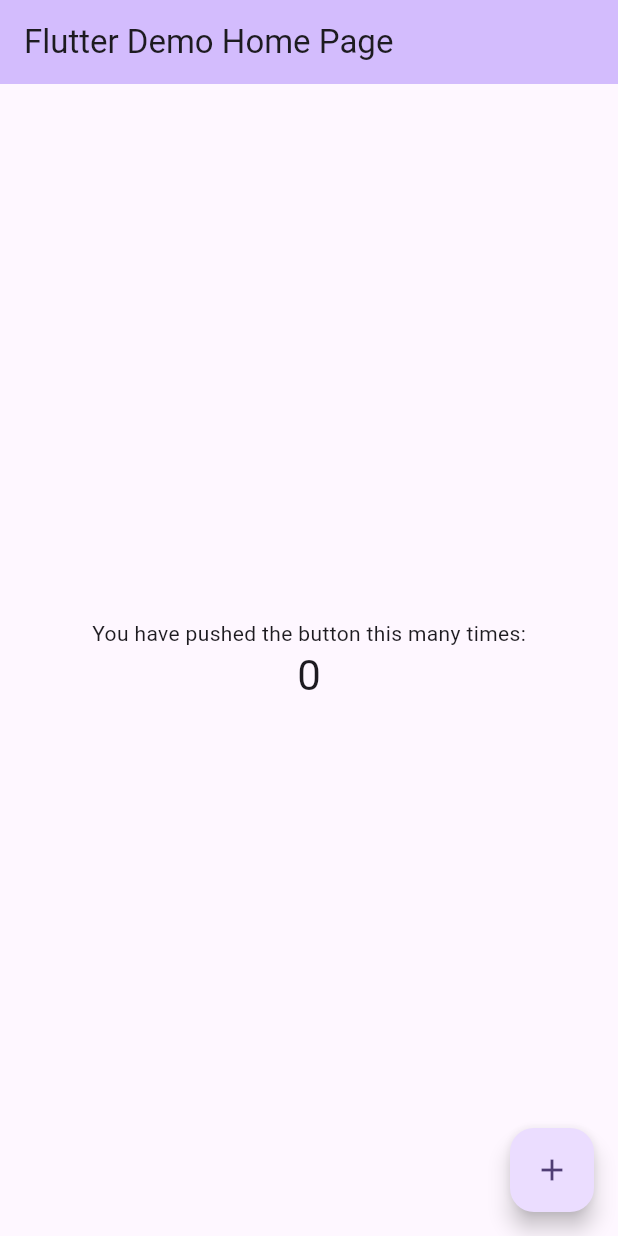
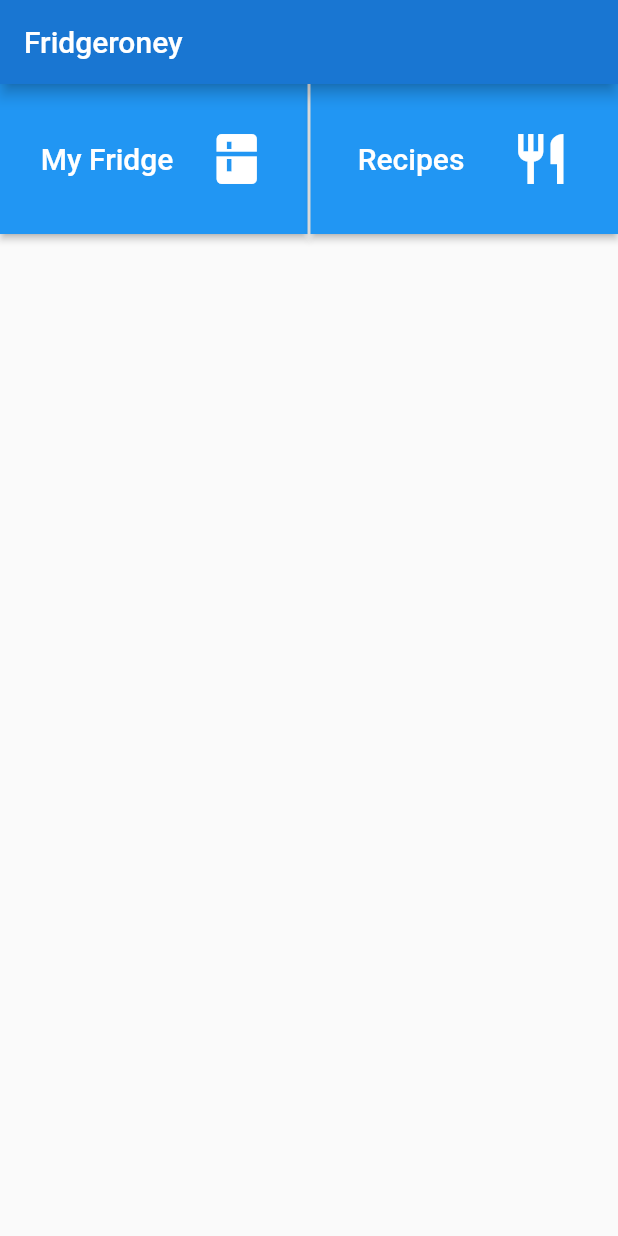
Before and after one commit to TheUnrealDev/Fridgeroney-Virtual-Fridge, a Flutter app: the screen it shows after launch, on a phone screen of 412 x 824 dp. Run offline on Flutter 3.47's test engine with Material 2 defaults, Android fonts, the light colour scheme and no system bars.

Commit message:
Started designing home page

```diff
--- a/lib/main.dart
+++ b/lib/main.dart
@@ -1,4 +1,5 @@
 import 'package:flutter/material.dart';
+import 'package:fridgeroney/pages/home_page.dart';
 
 void main() {
   runApp(const MyApp());
@@ -12,114 +13,9 @@ class MyApp extends StatelessWidget {
   Widget build(BuildContext context) {
     return MaterialApp(
       title: 'Flutter Demo',
-      theme: ThemeData(
-        // This is the theme of your application.
-        //
-        // TRY THIS: Try running your application with "flutter run". You'll see
-        // the application has a blue toolbar. Then, without quitting the app,
-        // try changing the seedColor in the colorScheme below to Colors.green
-        // and then invoke "hot reload" (save your changes or press the "hot
-        // reload" button in a Flutter-supported IDE, or press "r" if you used
-        // the command line to start the app).
-        //
-        // Notice that the counter didn't reset back to zero; the application
-        // state is not lost during the reload. To reset the state, use hot
-        // restart instead.
-        //
-        // This works for code too, not just values: Most code changes can be
-        // tested with just a hot reload.
-        colorScheme: ColorScheme.fromSeed(seedColor: Colors.deepPurple),
-        useMaterial3: true,
-      ),
-      home: const MyHomePage(title: 'Flutter Demo Home Page'),
+      debugShowCheckedModeBanner: false,
+      theme: ThemeData(primarySwatch: Colors.blue),
+      home: const HomePage(),
     );
   }
 }
-
-class MyHomePage extends StatefulWidget {
-  const MyHomePage({super.key, required this.title});
-
-  // This widget is the home page of your application. It is stateful, meaning
-  // that it has a State object (defined below) that contains fields that affect
-  // how it looks.
-
-  // This class is the configuration for the state. It holds the values (in this
-  // case the title) provided by the parent (in this case the App widget) and
-  // used by the build method of the State. Fields in a Widget subclass are
-  // always marked "final".
-
-  final String title;
-
-  @override
-  State<MyHomePage> createState() => _MyHomePageState();
-}
-
-class _MyHomePageState extends State<MyHomePage> {
-  int _counter = 0;
-
-  void _incrementCounter() {
-    setState(() {
-      // This call to setState tells the Flutter framework that something has
-      // changed in this State, which causes it to rerun the build method below
-      // so that the display can reflect the updated values. If we changed
-      // _counter without calling setState(), then the build method would not be
-      // called again, and so nothing would appear to happen.
-      _counter++;
-    });
-  }
-
-  @override
-  Widget build(BuildContext context) {
-    // This method is rerun every time setState is called, for instance as done
-    // by the _incrementCounter method above.
-    //
-    // The Flutter framework has been optimized to make rerunning build methods
-    // fast, so that you can just rebuild anything that needs updating rather
-    // than having to individually change instances of widgets.
-    return Scaffold(
-      appBar: AppBar(
-        // TRY THIS: Try changing the color here to a specific color (to
-        // Colors.amber, perhaps?) and trigger a hot reload to see the AppBar
-        // change color while the other colors stay the same.
-        backgroundColor: Theme.of(context).colorScheme.inversePrimary,
-        // Here we take the value from the MyHomePage object that was created by
-        // the App.build method, and use it to set our appbar title.
-        title: Text(widget.title),
-      ),
-      body: Center(
-        // Center is a layout widget. It takes a single child and positions it
-        // in the middle of the parent.
-        child: Column(
-          // Column is also a layout widget. It takes a list of children and
-          // arranges them vertically. By default, it sizes itself to fit its
-          // children horizontally, and tries to be as tall as its parent.
-          //
-          // Column has various properties to control how it sizes itself and
-          // how it positions its children. Here we use mainAxisAlignment to
-          // center the children vertically; the main axis here is the vertical
-          // axis because Columns are vertical (the cross axis would be
-          // horizontal).
-          //
-          // TRY THIS: Invoke "debug painting" (choose the "Toggle Debug Paint"
-          // action in the IDE, or press "p" in the console), to see the
-          // wireframe for each widget.
-          mainAxisAlignment: MainAxisAlignment.center,
-          children: <Widget>[
-            const Text(
-              'You have pushed the button this many times:',
-            ),
-            Text(
-              '$_counter',
-              style: Theme.of(context).textTheme.headlineMedium,
-            ),
-          ],
-        ),
-      ),
-      floatingActionButton: FloatingActionButton(
-        onPressed: _incrementCounter,
-        tooltip: 'Increment',
-        child: const Icon(Icons.add),
-      ), // This trailing comma makes auto-formatting nicer for build methods.
-    );
-  }
-}
--- /dev/null
+++ b/lib/pages/home_page.dart
@@ -0,0 +1,41 @@
+import 'package:flutter/material.dart';
+import 'package:fridgeroney/widgets/page_select_button.dart';
+
+class HomePage extends StatefulWidget {
+  const HomePage({super.key});
+
+  @override
+  State<HomePage> createState() => _HomePageState();
+}
+
+class _HomePageState extends State<HomePage> {
+  @override
+  Widget build(BuildContext context) {
+    return Scaffold(
+      appBar: AppBar(
+        backgroundColor: Theme.of(context).primaryColorDark,
+        title: const Text(
+          "Fridgeroney",
+          style: TextStyle(color: Colors.white),
+        ),
+      ),
+      body: const Column(children: [
+        Row(
+          children: [
+            PageSelectButton(
+              buttonTitle: 'My Fridge',
+              buttonIcon: Icons.kitchen,
+            ),
+            SizedBox(
+              width: 2,
+            ),
+            PageSelectButton(
+              buttonTitle: 'Recipes',
+              buttonIcon: Icons.restaurant,
+            ),
+          ],
+        )
+      ]),
+    );
+  }
+}
--- /dev/null
+++ b/lib/widgets/page_select_button.dart
@@ -0,0 +1,45 @@
+import 'package:flutter/material.dart';
+
+class PageSelectButton extends StatelessWidget {
+  final String buttonTitle;
+  final IconData buttonIcon;
+
+  const PageSelectButton(
+      {super.key, required this.buttonTitle, required this.buttonIcon});
+
+  @override
+  Widget build(BuildContext context) {
+    return Expanded(
+      child: ElevatedButton(
+        onPressed: () {
+          debugPrint("hej");
+        },
+        style: ElevatedButton.styleFrom(
+          backgroundColor: Theme.of(context).primaryColor,
+          shape: const LinearBorder(),
+        ),
+        child: SizedBox(
+          height: 100,
+          child: Center(
+            child: Row(
+              mainAxisAlignment: MainAxisAlignment.spaceAround,
+              children: [
+                Text(
+                  buttonTitle,
+                  style: const TextStyle(
+                    color: Colors.white,
+                    fontSize: 20,
+                  ),
+                ),
+                Icon(
+                  buttonIcon,
+                  size: 40,
+                )
+              ],
+            ),
+          ),
+        ),
+      ),
+    );
+  }
+}
```
